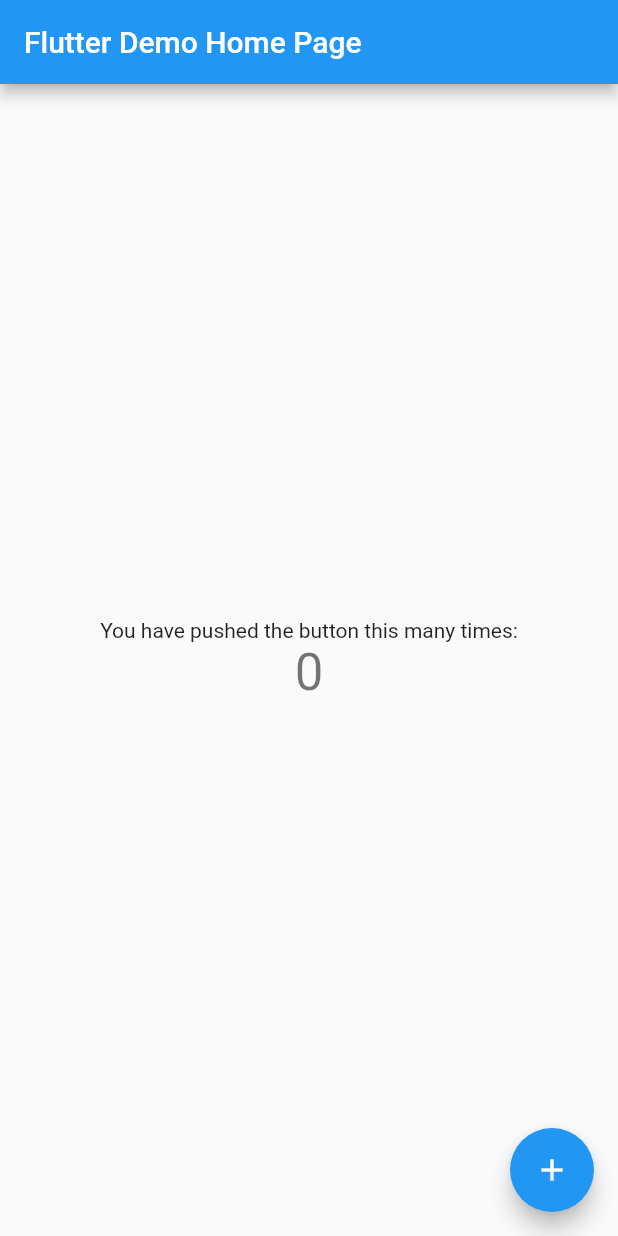
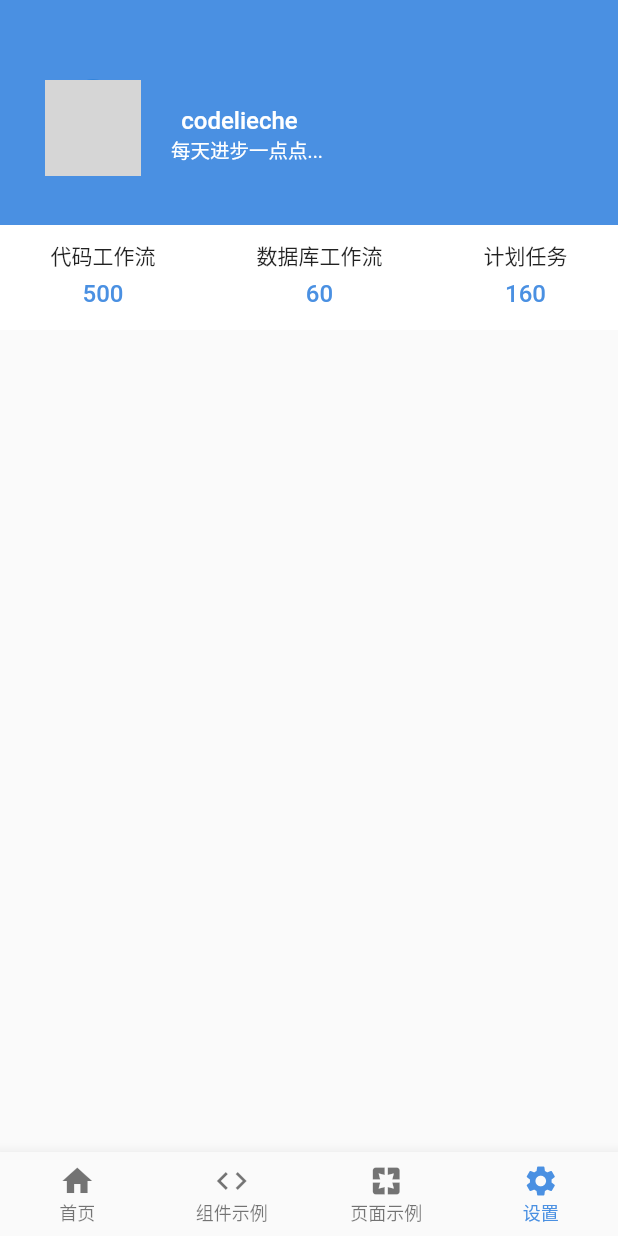
Before and after one commit to codelieche/flutterAction, a Flutter app: the screen it shows after launch, on a phone screen of 412 x 824 dp. Run offline on Flutter 3.47's test engine with Material 2 defaults, Android fonts, the phone set to English and light mode, and no system bars; network calls fail; grey boxes are pictures that could not be loaded.

Commit message:
add base home page

```diff
--- /dev/null
+++ b/tutorial/lib/app/app.dart
@@ -0,0 +1,22 @@
+import 'package:flutter/material.dart';
+
+//引入过渡页
+import 'splash/base.dart';
+
+class App extends StatelessWidget {
+  @override
+  Widget build(BuildContext context) {
+    return MaterialApp(
+      title: "编程列车",
+      theme: ThemeData(
+//        primarySwatch: Colors.lightBlue,
+        primaryIconTheme: IconThemeData(color: Colors.white),
+        brightness: Brightness.light,
+        primaryColor: Color.fromRGBO(74, 144, 226, 1),
+//        primaryColor: Colors.red,
+//        accentColor: Colors.cyan[300],
+      ),
+      home: BaseSplashPage(),
+    );
+  }
+}
--- /dev/null
+++ b/tutorial/lib/app/pages/home.dart
@@ -0,0 +1,111 @@
+/**
+ * App的首页
+ * 主要是包含了底部的导航，以及各导航指向啥页面
+ */
+import 'package:flutter/material.dart';
+import 'package:tutorial/app/variables.dart';
+// 导入页面
+import 'home/index.dart';
+import 'code/index.dart';
+import 'page/index.dart';
+import 'user/index.dart';
+
+// app的主体颜色: 放入variables.dart中
+//Color AppPrimaryColor = Color.fromRGBO(74, 144, 226, 1);
+
+
+class AppHomePage extends StatefulWidget {
+  @override
+  _AppHomePageState createState() => _AppHomePageState();
+}
+
+
+class _AppHomePageState extends State<AppHomePage> {
+  int _currentBarIndex = 3;  // 当前选中的导航bar的索引
+  List<Widget> _bodyPages = [];  // 导航bar对应的页面
+
+  @override
+  void initState() {
+
+    super.initState();
+
+    // app的初始化页面
+    _bodyPages = [
+      HomeIndexPage(),
+      CodeIndexPage(),
+      PageDemoIndexPage(),
+      UserIndexPage(),
+    ];
+    print("init state");
+  }
+
+  @override
+  Widget build(BuildContext context) {
+
+    // 底部导航的bar
+    BottomNavigationBar appNavigationBar = BottomNavigationBar(
+      currentIndex: _currentBarIndex,  // 当前选中的bar
+      items: [          // 底部导航的tab选项
+        BottomNavigationBarItem(
+          icon: Icon(Icons.home),
+          title: Text("首页")
+        ),
+        BottomNavigationBarItem(  // 基本组件的使用示例
+          icon: Icon(Icons.code),
+          title: Text("组件示例"),
+        ),
+        BottomNavigationBarItem(  // 整个页面的示例：比如：登录页、注册、用户也等
+          icon: Icon(Icons.pages),
+          title: Text("页面示例"),
+        ),
+        BottomNavigationBarItem(
+          icon: Icon(Icons.settings),
+          title: Text("设置"),
+        ),
+      ],  // 导航bar列表
+
+      onTap: (index){   // 切换底部导航
+        setState(() {
+          // 设置新的选中导航bar
+          _currentBarIndex = index;
+        });
+      },
+
+      iconSize: 24.0,                            // 图标icon的大小
+      selectedFontSize: 12,                      // 选中的文字大小: 默认是14
+      unselectedFontSize: 12,                    // 未选中的文字大小：默认是12
+      fixedColor: AppPrimaryColor,               // 选中的颜色
+      type: BottomNavigationBarType.fixed,       // 配置底部bars可以有多个按钮
+    );
+
+    // 首页的脚手架页面
+    Scaffold homeScaffold = Scaffold(
+//      appBar: AppBar(
+//        backgroundColor: AppPrimaryColor,
+//        title: Text("运维平台"),
+//        elevation: 0.0,                       // 阴影，默认是4.0
+//      ),
+      body: _bodyPages[_currentBarIndex],     // 主体内容
+      bottomNavigationBar: appNavigationBar,  // 底部导航
+//      floatingActionButton: FloatingActionButton(
+//        onPressed: (){
+//          print("add 点击了");
+//        },
+//        tooltip: "提示",
+//        child: Icon(
+//          Icons.add,
+//          color: Colors.white,
+//        ),
+//      ),
+
+    );
+
+    // 返回
+    return MaterialApp(
+      theme: ThemeData(
+        primaryColor: AppPrimaryColor,
+      ),
+      home: homeScaffold,
+    );
+  }
+}
--- /dev/null
+++ b/tutorial/lib/app/pages/user/index.dart
@@ -0,0 +1,172 @@
+/**
+ * 用户中心页
+ */
+import 'package:flutter/material.dart';
+import 'package:tutorial/app/variables.dart';
+
+// 用户首页
+class UserIndexPage extends StatefulWidget {
+  @override
+  _UserIndexPageState createState() => _UserIndexPageState();
+}
+
+class _UserIndexPageState extends State<UserIndexPage> {
+
+  @override
+  Widget build(BuildContext context) {
+    CustomScrollView scrollView = CustomScrollView(
+      slivers: [
+        SliverAppBar(
+          expandedHeight: 150,  // 期待的高度
+          flexibleSpace: FlexibleSpaceBar(
+            background: Stack(
+              fit: StackFit.expand,
+              children: [
+                DecoratedBox(
+                  decoration: BoxDecoration(
+                    gradient: LinearGradient(
+                      colors: [AppPrimaryColor, AppPrimaryColor,],
+                      begin: Alignment(0.0, -1.0),
+                      end: Alignment(0.0, 0.4),
+                    ),
+                  ),
+                ),
+                Row(
+                  mainAxisAlignment: MainAxisAlignment.start,
+                  children: [
+                    Padding(
+                      padding: EdgeInsets.only(
+                        top: 20,
+                        left: 30,
+                        right: 20
+                      ),
+                      child: CircleAvatar(
+                        radius: 32,
+                        backgroundImage: NetworkImage('http://static.codelieche.com/docs/images/2020/07/07152218_0.png'),
+                        child: Text(
+                          "codelieche",
+                          style: TextStyle(fontSize: 12, fontWeight: FontWeight.w400,),
+                          overflow: TextOverflow.ellipsis,
+                        ),
+                      ),
+                    ),
+                    Row(
+                      children: [
+                        Column(
+                          mainAxisAlignment: MainAxisAlignment.center,
+                          children: [
+                            Padding(
+                              padding: EdgeInsets.only(top: 30, right: 10),
+                              child: Text(
+                                "codelieche",
+                                style: TextStyle(
+                                    color: Colors.white,
+                                    fontSize: 16,
+                                    fontWeight: FontWeight.w500
+                                ),
+                              ),
+                            ),
+                            Text(
+                              "每天进步一点点...",
+                              style: TextStyle(fontSize: 13, color: Colors.white, fontWeight: FontWeight.w400),
+                            )
+                          ],
+                        )
+                      ],
+                    )
+                  ],
+                ),
+              ],
+            ),
+          ),
+        ),
+        SliverList(
+          delegate:  SliverChildListDelegate(
+            [
+              Container(
+                color: Colors.white,
+                child: Padding(
+                  padding: EdgeInsets.only(top: 10, bottom: 10),
+                  child: Row(
+                    mainAxisAlignment: MainAxisAlignment.spaceAround,
+                    children: [
+                      _InfoItem(category: "gitflow", name: "代码工作流", count: 500),
+                      _InfoItem(category: "dbflow", name: "数据库工作流", count: 60),
+                      _InfoItem(category: "cronjob", name: "计划任务", count: 160),
+                    ],
+                  ),
+                ),
+              ),
+            ]
+          ),
+        )
+      ],
+    );
+
+    // 脚手架
+    Scaffold scaffold = Scaffold(
+      body: scrollView,
+    );
+
+    return scaffold;
+  }
+}
+
+class _InfoItem extends StatefulWidget {
+  final String category; // 类型
+  final String name;     // 显示的名字
+  final int count;       // 数量
+
+  // 构造函数
+  _InfoItem({Key key, this.category="default", this.name="类别", this.count=0}):super(key: key);
+
+  @override
+  __InfoItemState createState() => __InfoItemState();
+}
+
+class __InfoItemState extends State<_InfoItem> {
+  @override
+  Widget build(BuildContext context) {
+    return GestureDetector(
+      onTap: (){
+        print("on tap");
+        showDialog(
+            context: context,
+            child: AlertDialog(
+                      content: Text(widget.name),
+            )
+        );
+      },
+      child: Container(
+        // color: Colors.red,
+        child: Column(
+          children: [
+            Container(
+              child: Padding(
+                padding: EdgeInsets.only(bottom: 5),
+                child: Text(
+                  widget.name,
+                  style: TextStyle(fontSize: 14, fontWeight: FontWeight.w400,),
+                ),
+              ),
+            ),
+
+            Padding(
+              padding: EdgeInsets.only(bottom: 5),
+              child: Container(
+                child: Text(
+                  widget.count.toString(),
+                  style: TextStyle(
+                    color: AppPrimaryColor,
+                    fontSize: 16,
+                    fontWeight: FontWeight.w500,
+                  ),
+                ),
+              ),
+            ),
+          ],
+        ),
+      )
+    );
+  }
+}
--- /dev/null
+++ b/tutorial/lib/app/variables.dart
@@ -0,0 +1,7 @@
+/**
+ * App相关的变量
+ */
+import 'package:flutter/material.dart';
+
+// app的主体颜色
+Color AppPrimaryColor = Color.fromRGBO(74, 144, 226, 1);
--- a/tutorial/lib/main.dart
+++ b/tutorial/lib/main.dart
@@ -1,7 +1,9 @@
 import 'package:flutter/material.dart';
 
+// 引入自己写的app
+import 'app/app.dart';
 void main() {
-  runApp(MyApp());
+  runApp(App());
 }
 
 class MyApp extends StatelessWidget {
```
Also changed, not shown: tutorial/lib/app/pages/code/index.dart (added, +44 -0 lines), tutorial/lib/app/pages/home/index.dart (added, +23 -0 lines), tutorial/lib/app/pages/page/index.dart (added, +28 -0 lines), tutorial/lib/app/splash/base.dart (added, +73 -0 lines), 1 other file.
